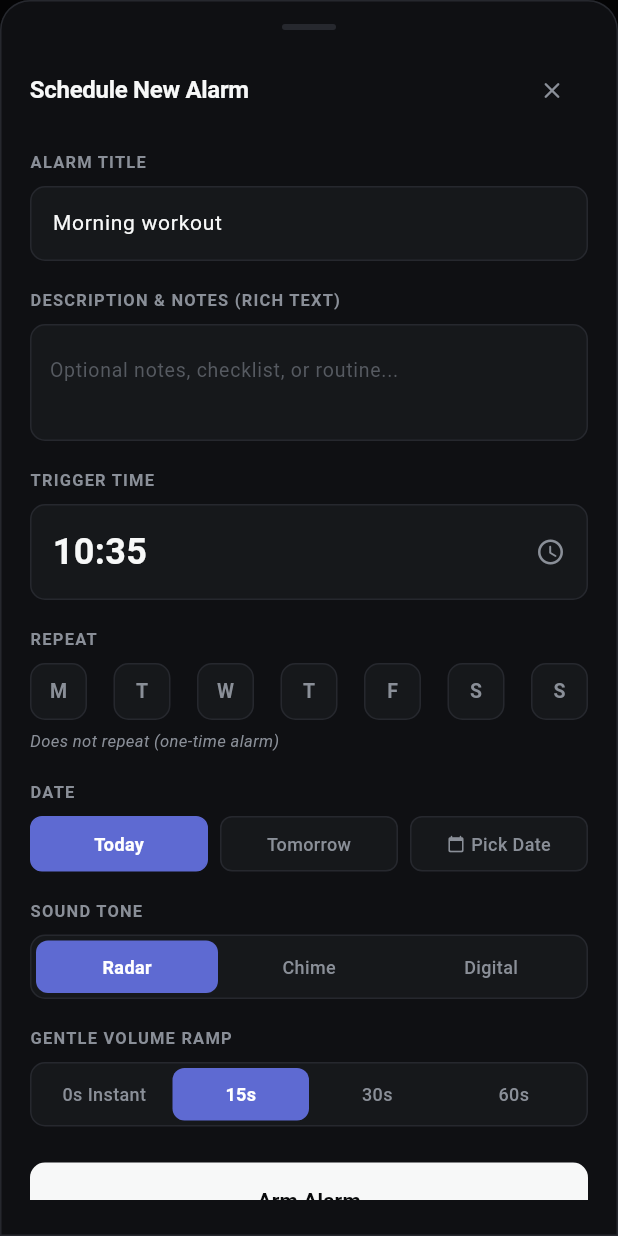
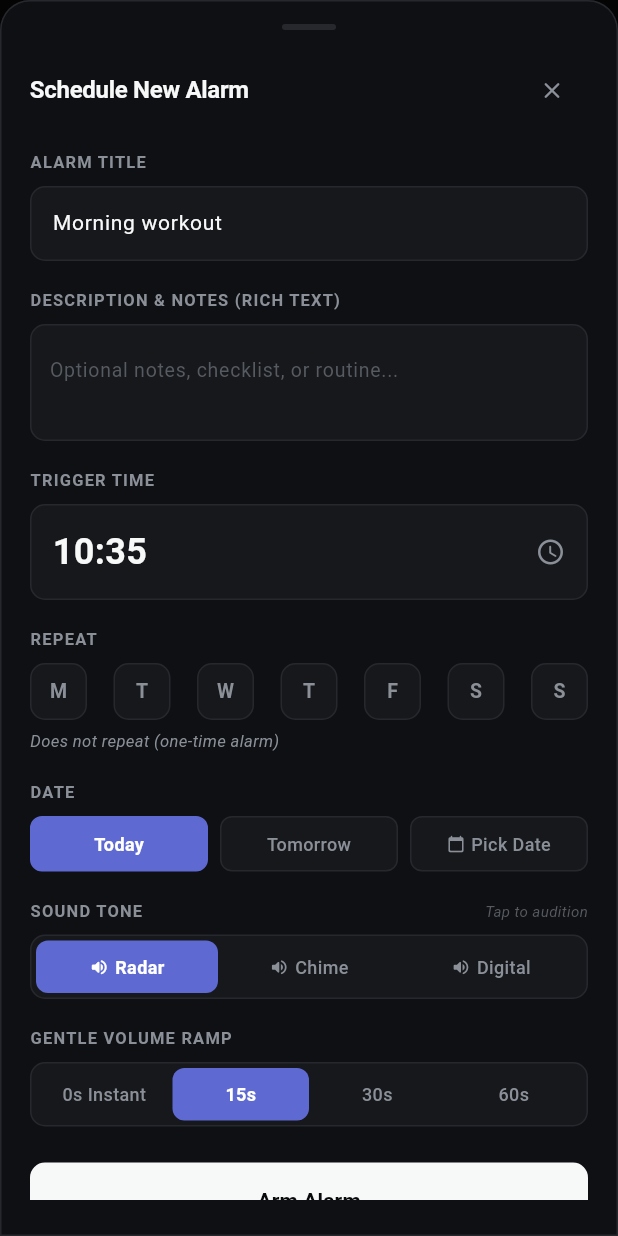
Before and after one commit to danieltsam/klaxon, a Flutter app: the screen it shows after launch, after a tap on "new alarm", on a phone screen of 412 x 824 dp. Run offline on Flutter 3.47's test engine with Material 3 defaults, Android fonts, the phone set to English and light mode, and no system bars; our stand-ins replace audioplayers, battery_plus, firebase_core, firebase_messaging, shared_preferences; missing offline and left inert: alarm; accounts and stored records are empty; network calls fail; Roboto replaces fonts that are missing (Helvetica Neue); statements that could not run were skipped.

Commit message:
feat(mobile): block out past today dates and add live sound auditioning

```diff
--- a/mobile/lib/main.dart
+++ b/mobile/lib/main.dart
@@ -1,5 +1,6 @@
 import 'dart:async';
 import 'package:alarm/alarm.dart';
+import 'package:audioplayers/audioplayers.dart';
 import 'package:battery_plus/battery_plus.dart';
 import 'package:firebase_core/firebase_core.dart';
 import 'package:firebase_messaging/firebase_messaging.dart' hide NotificationSettings;
@@ -122,6 +123,21 @@ class _AlarmHomeScreenState extends State<AlarmHomeScreen> with WidgetsBindingOb
   bool _isSearchVisible = false;
   final TextEditingController _searchController = TextEditingController();
   String _searchQuery = '';
+  final AudioPlayer _previewAudioPlayer = AudioPlayer();
+
+  Future<void> _previewTone(String tone) async {
+    try {
+      await _previewAudioPlayer.stop();
+      final assetFile = tone == 'chime'
+          ? 'chime.mp3'
+          : (tone == 'digital' ? 'digital.mp3' : 'alarm.mp3');
+      await _previewAudioPlayer.setVolume(0.85);
+      await _previewAudioPlayer.play(AssetSource(assetFile));
+      Future.delayed(const Duration(milliseconds: 3000), () {
+        _previewAudioPlayer.stop();
+      });
+    } catch (_) {}
+  }
 
   // Persistent Settings
   String _defaultSoundTone = 'alarm';
@@ -222,6 +238,7 @@ class _AlarmHomeScreenState extends State<AlarmHomeScreen> with WidgetsBindingOb
     _ringSubscription?.cancel();
     _remoteDismissSubscription?.cancel();
     _searchController.dispose();
+    _previewAudioPlayer.dispose();
     super.dispose();
   }
 
@@ -480,6 +497,7 @@ class _AlarmHomeScreenState extends State<AlarmHomeScreen> with WidgetsBindingOb
     required T selectedValue,
     required List<String> labels,
     required ValueChanged<T> onSelected,
+    List<IconData?>? icons,
   }) {
     return Container(
       padding: const EdgeInsets.all(3),
@@ -493,6 +511,7 @@ class _AlarmHomeScreenState extends State<AlarmHomeScreen> with WidgetsBindingOb
           final val = values[index];
           final label = labels[index];
           final isSelected = val == selectedValue;
+          final icon = icons != null && index < icons.length ? icons[index] : null;
 
           return Expanded(
             child: GestureDetector(
@@ -505,6 +524,19 @@ class _AlarmHomeScreenState extends State<AlarmHomeScreen> with WidgetsBindingOb
                   borderRadius: BorderRadius.circular(8),
                 ),
                 alignment: Alignment.center,
+                child: Row(
+                  mainAxisAlignment: MainAxisAlignment.center,
+                  mainAxisSize: MainAxisSize.min,
+                  children: [
+                    if (icon != null) ...[
+                      Icon(
+                        icon,
+                        size: 13,
+                        color: isSelected ? Colors.white : const Color(0xFF8A8F98),
+                      ),
+                      const SizedBox(width: 4),
+                    ],
+                    Flexible(
                       child: Text(
                         label,
                         style: TextStyle(
@@ -514,6 +546,9 @@ class _AlarmHomeScreenState extends State<AlarmHomeScreen> with WidgetsBindingOb
                         ),
                         maxLines: 1,
                         overflow: TextOverflow.ellipsis,
+                      ),
+                    ),
+                  ],
                 ),
               ),
             ),
@@ -604,17 +639,21 @@ class _AlarmHomeScreenState extends State<AlarmHomeScreen> with WidgetsBindingOb
 
     return Row(
       children: [
-        // Today
+        // Today (Blocked/Disabled if time has already passed today)
         Expanded(
           child: GestureDetector(
-            onTap: () => onDateChanged(today),
+            onTap: isPastToday ? null : () => onDateChanged(today),
             child: Container(
               padding: const EdgeInsets.symmetric(vertical: 9),
               decoration: BoxDecoration(
-                color: isToday ? const Color(0xFF5E6AD2) : const Color(0xFF16181B),
+                color: isPastToday
+                    ? const Color(0xFF101114)
+                    : (isToday ? const Color(0xFF5E6AD2) : const Color(0xFF16181B)),
                 borderRadius: BorderRadius.circular(8),
                 border: Border.all(
-                  color: isToday ? const Color(0xFF5E6AD2) : const Color(0xFF26282E),
+                  color: isPastToday
+                      ? const Color(0xFF1B1D21)
+                      : (isToday ? const Color(0xFF5E6AD2) : const Color(0xFF26282E)),
                 ),
               ),
               alignment: Alignment.center,
@@ -625,13 +664,17 @@ class _AlarmHomeScreenState extends State<AlarmHomeScreen> with WidgetsBindingOb
                     'Today',
                     style: TextStyle(
                       fontSize: 12,
-                      fontWeight: isToday ? FontWeight.w600 : FontWeight.w500,
-                      color: isToday ? Colors.white : const Color(0xFF8A8F98),
-                    ),
-                  ),
-                  if (isPastToday && isToday) ...[
+                      fontWeight: isToday && !isPastToday ? FontWeight.w600 : FontWeight.w500,
+                      color: isPastToday
+                          ? const Color(0xFF454850)
+                          : (isToday ? Colors.white : const Color(0xFF8A8F98)),
+                      decoration: isPastToday ? TextDecoration.lineThrough : null,
+                      decorationColor: const Color(0xFF454850),
+                    ),
+                  ),
+                  if (isPastToday) ...[
                     const SizedBox(width: 4),
-                    const Icon(Icons.info_outline, size: 12, color: Color(0xFFF2C94C)),
+                    const Icon(Icons.block_rounded, size: 11, color: Color(0xFF454850)),
                   ],
                 ],
               ),
@@ -931,10 +974,18 @@ class _AlarmHomeScreenState extends State<AlarmHomeScreen> with WidgetsBindingOb
                         );
                         if (picked != null) {
                           setModalState(() {
+                            final now = DateTime.now();
+                            final isPast = (picked.hour < now.hour) ||
+                                (picked.hour == now.hour && picked.minute <= now.minute);
+                            final today = DateTime(now.year, now.month, now.day);
+                            DateTime dayPart = DateTime(selectedTime.year, selectedTime.month, selectedTime.day);
+                            if (isPast && repeatDays.isEmpty && dayPart.isAtSameMomentAs(today)) {
+                              dayPart = today.add(const Duration(days: 1));
+                            }
                             selectedTime = DateTime(
-                              selectedTime.year,
-                              selectedTime.month,
-                              selectedTime.day,
+                              dayPart.year,
+                              dayPart.month,
+                              dayPart.day,
                               picked.hour,
                               picked.minute,
                               0,
@@ -1024,6 +1075,9 @@ class _AlarmHomeScreenState extends State<AlarmHomeScreen> with WidgetsBindingOb
                     const SizedBox(height: 18),
 
                     // Sound Tone
+                    Row(
+                      mainAxisAlignment: MainAxisAlignment.spaceBetween,
+                      children: [
                         const Text(
                           'SOUND TONE',
                           style: TextStyle(
@@ -1032,13 +1086,31 @@ class _AlarmHomeScreenState extends State<AlarmHomeScreen> with WidgetsBindingOb
                             color: Color(0xFF8A8F98),
                             letterSpacing: 0.8,
                           ),
+                        ),
+                        const Text(
+                          'Tap to audition',
+                          style: TextStyle(
+                            fontSize: 10,
+                            color: Color(0xFF565A61),
+                            fontStyle: FontStyle.italic,
+                          ),
+                        ),
+                      ],
                     ),
                     const SizedBox(height: 8),
                     _buildLinearSegmentedControl<String>(
                       values: const ['alarm', 'chime', 'digital'],
                       selectedValue: tone,
                       labels: const ['Radar', 'Chime', 'Digital'],
-                      onSelected: (val) => setModalState(() => tone = val),
+                      icons: const [
+                        Icons.volume_up_rounded,
+                        Icons.volume_up_rounded,
+                        Icons.volume_up_rounded,
+                      ],
+                      onSelected: (val) {
+                        setModalState(() => tone = val);
+                        _previewTone(val);
+                      },
                     ),
 
                     const SizedBox(height: 18),
@@ -1717,10 +1789,18 @@ class _AlarmHomeScreenState extends State<AlarmHomeScreen> with WidgetsBindingOb
                         );
                         if (picked != null) {
                           setModalState(() {
+                            final now = DateTime.now();
+                            final isPast = (picked.hour < now.hour) ||
+                                (picked.hour == now.hour && picked.minute <= now.minute);
+                            final today = DateTime(now.year, now.month, now.day);
+                            DateTime dayPart = DateTime(selectedTime.year, selectedTime.month, selectedTime.day);
+                            if (isPast && selectedDays.isEmpty && dayPart.isAtSameMomentAs(today)) {
+                              dayPart = today.add(const Duration(days: 1));
+                            }
                             selectedTime = DateTime(
-                              selectedTime.year,
-                              selectedTime.month,
-                              selectedTime.day,
+                              dayPart.year,
+                              dayPart.month,
+                              dayPart.day,
                               picked.hour,
                               picked.minute,
                               0,
@@ -1810,6 +1890,9 @@ class _AlarmHomeScreenState extends State<AlarmHomeScreen> with WidgetsBindingOb
                     const SizedBox(height: 18),
 
                     // Sound Tone
+                    Row(
+                      mainAxisAlignment: MainAxisAlignment.spaceBetween,
+                      children: [
                         const Text(
                           'SOUND TONE',
                           style: TextStyle(
@@ -1818,13 +1901,31 @@ class _AlarmHomeScreenState extends State<AlarmHomeScreen> with WidgetsBindingOb
                             color: Color(0xFF8A8F98),
                             letterSpacing: 0.8,
                           ),
+                        ),
+                        const Text(
+                          'Tap to audition',
+                          style: TextStyle(
+                            fontSize: 10,
+                            color: Color(0xFF565A61),
+                            fontStyle: FontStyle.italic,
+                          ),
+                        ),
+                      ],
                     ),
                     const SizedBox(height: 8),
                     _buildLinearSegmentedControl<String>(
                       values: const ['alarm', 'chime', 'digital'],
                       selectedValue: selectedTone,
                       labels: const ['Radar', 'Chime', 'Digital'],
-                      onSelected: (val) => setModalState(() => selectedTone = val),
+                      icons: const [
+                        Icons.volume_up_rounded,
+                        Icons.volume_up_rounded,
+                        Icons.volume_up_rounded,
+                      ],
+                      onSelected: (val) {
+                        setModalState(() => selectedTone = val);
+                        _previewTone(val);
+                      },
                     ),
 
                     const SizedBox(height: 18),
--- a/mobile/pubspec.yaml
+++ b/mobile/pubspec.yaml
@@ -40,6 +40,7 @@ dependencies:
   http: ^1.6.0
   shared_preferences: ^2.5.5
   battery_plus: ^7.1.1
+  audioplayers: ^6.7.1
 
 dev_dependencies:
   flutter_test:
```
Also changed, not shown: mobile/pubspec.lock, 5 other files. Lines whose indentation alone changed are shown as unchanged.
